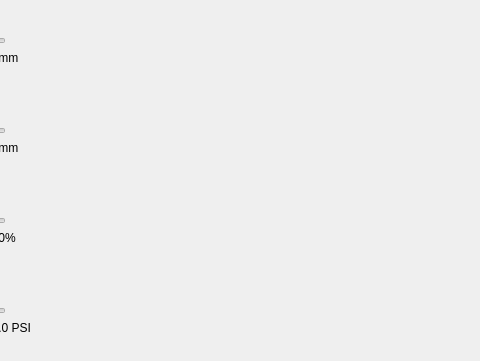
Above: SetUpScreen.ui from BeetleTurnip723/NEAProject before the change; both pictures show x 855 to 1335 and y 130 to 491 of the 1440 by 769 pixel window. Below: the same form after it.
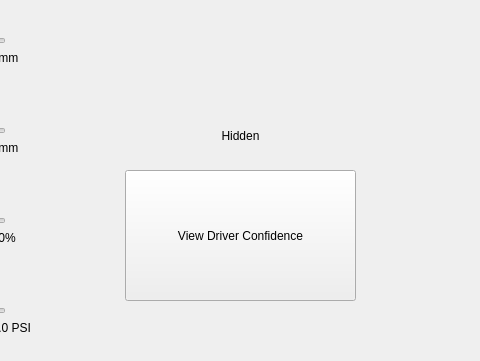
That is the form after the change.

```diff
--- a/SetUpScreen.ui
+++ b/SetUpScreen.ui
@@ -433,6 +433,35 @@
      <string>Confirm</string>
     </property>
    </widget>
+   <widget class="QLabel" name="driver_conf_lbl">
+    <property name="geometry">
+     <rect>
+      <x>990</x>
+      <y>190</y>
+      <width>211</width>
+      <height>151</height>
+     </rect>
+    </property>
+    <property name="text">
+     <string>Hidden</string>
+    </property>
+    <property name="alignment">
+     <set>Qt::AlignCenter</set>
+    </property>
+   </widget>
+   <widget class="QPushButton" name="driver_conf_but">
+    <property name="geometry">
+     <rect>
+      <x>980</x>
+      <y>300</y>
+      <width>231</width>
+      <height>131</height>
+     </rect>
+    </property>
+    <property name="text">
+     <string>View Driver Confidence</string>
+    </property>
+   </widget>
   </widget>
   <widget class="QMenuBar" name="menubar">
    <property name="geometry">
```
